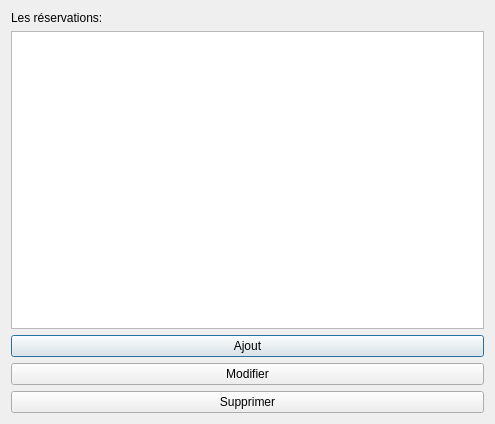
This is Theatre_Project/gui/res_edit.ui in alaabenfatma/Projet_SQL_Python as Qt 5 draws it before an edit. The edited form follows.
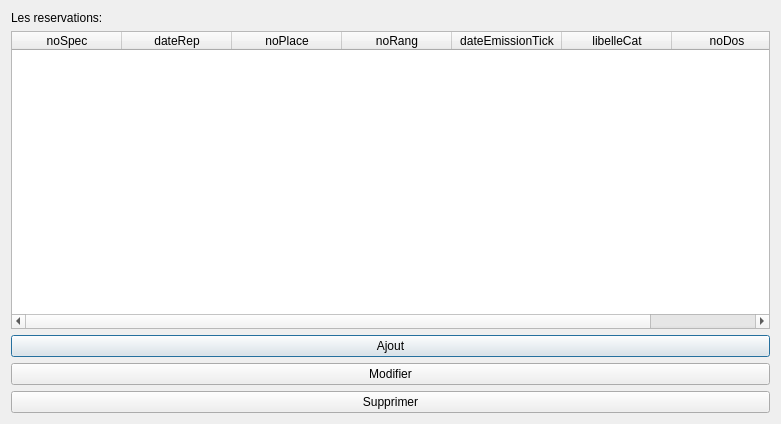
This is the edited form. Icons and pictures are not drawn.

```diff
--- a/Theatre_Project/gui/res_edit.ui
+++ b/Theatre_Project/gui/res_edit.ui
@@ -6,7 +6,7 @@
    <rect>
     <x>0</x>
     <y>0</y>
-    <width>495</width>
+    <width>781</width>
     <height>424</height>
    </rect>
   </property>
@@ -17,12 +17,63 @@
    <item>
     <widget class="QLabel" name="label">
      <property name="text">
-      <string>Les réservations:</string>
+      <string>Les reservations:</string>
      </property>
     </widget>
    </item>
    <item>
-    <widget class="QTableView" name="t_data"/>
+    <widget class="QTableWidget" name="table">
+     <property name="selectionBehavior">
+      <enum>QAbstractItemView::SelectRows</enum>
+     </property>
+     <attribute name="horizontalHeaderDefaultSectionSize">
+      <number>110</number>
+     </attribute>
+     <attribute name="horizontalHeaderMinimumSectionSize">
+      <number>50</number>
+     </attribute>
+     <attribute name="horizontalHeaderStretchLastSection">
+      <bool>true</bool>
+     </attribute>
+     <attribute name="verticalHeaderVisible">
+      <bool>false</bool>
+     </attribute>
+     <column>
+      <property name="text">
+       <string>noSpec</string>
+      </property>
+     </column>
+     <column>
+      <property name="text">
+       <string>dateRep</string>
+      </property>
+     </column>
+     <column>
+      <property name="text">
+       <string>noPlace</string>
+      </property>
+     </column>
+     <column>
+      <property name="text">
+       <string>noRang</string>
+      </property>
+     </column>
+     <column>
+      <property name="text">
+       <string>dateEmissionTick</string>
+      </property>
+     </column>
+     <column>
+      <property name="text">
+       <string>libelleCat</string>
+      </property>
+     </column>
+     <column>
+      <property name="text">
+       <string>noDos</string>
+      </property>
+     </column>
+    </widget>
    </item>
    <item>
     <widget class="QPushButton" name="add_btn">
```
Left out of the diff: 25 changed lines with no effect on the pictures.
